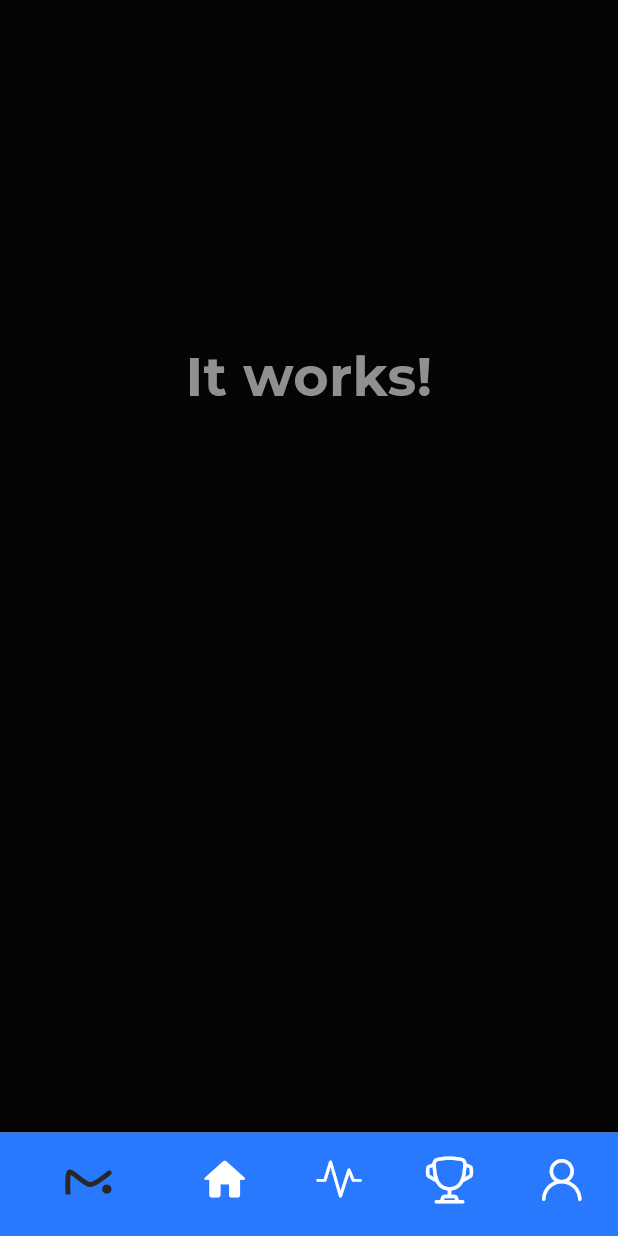
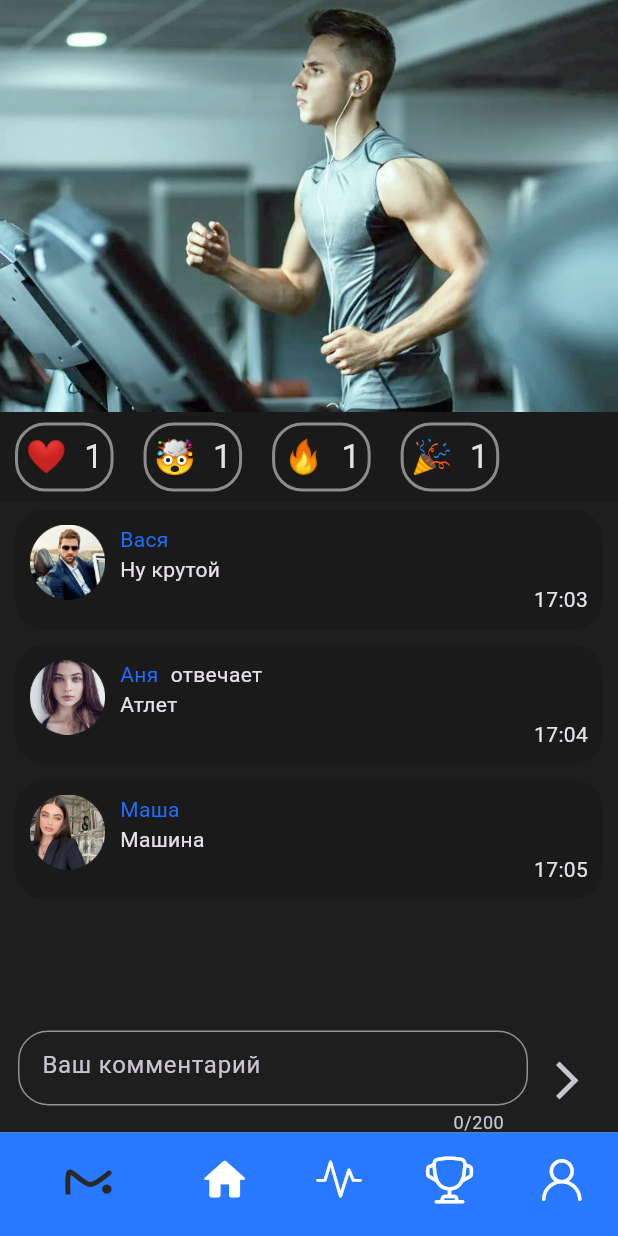
Before and after one commit to KlyuevaMaria/MyFitness, a Flutter app: the screen it shows after launch, on a phone screen of 412 x 824 dp. Run offline on Flutter 3.47's test engine with Material 3 defaults, Android fonts, the phone set to English and light mode, and no system bars.

Commit message:
update with combaining

```diff
--- a/lib/home.dart
+++ /dev/null
@@ -1,61 +0,0 @@
-import 'package:flutter/material.dart';
-import 'package:example/custom_icons.dart';
-
-class MyHomePage extends StatefulWidget {
-  const MyHomePage({super.key, required this.title});
-
-  final String title;
-
-  @override
-  State<MyHomePage> createState() => _MyHomePageState();
-}
-
-class _MyHomePageState extends State<MyHomePage> {
-  int _selectedIndex = 0;
-  PageController pageController = PageController();
-
-  void onTapped(int index) {
-    setState(() {
-      _selectedIndex = index;
-    });
-    pageController.jumpToPage(index);
-  }
-
-  @override
-  Widget build(BuildContext context) {
-    return Scaffold(
-      body: PageView(
-        controller: pageController,
-        children: [
-          Container(
-              padding: const EdgeInsets.only(top: 225),
-              color: const Color.fromRGBO(4, 4, 4, 1),
-              child: Text("It works!",
-                  textAlign: TextAlign.center, // выравнивание по центру
-                  style: Theme.of(context).textTheme.bodyMedium)),
-          Container(color: Colors.white),
-          Container(color: Colors.red),
-          Container(color: Colors.brown),
-          Container(color: Colors.pink),
-        ],
-      ),
-      bottomNavigationBar: BottomNavigationBar(
-        // backgroundColor:
-        //     Theme.of(context).bottomNavigationBarTheme.backgroundColor,
-        iconSize: 35,
-        items: const <BottomNavigationBarItem>[
-          BottomNavigationBarItem(icon: Icon(CustomIcons.cup), label: 'main'),
-          BottomNavigationBarItem(
-              icon: Icon(Icons.home_rounded), label: 'home'),
-          BottomNavigationBarItem(
-              icon: Icon(CustomIcons.pulse), label: 'pulse'),
-          BottomNavigationBarItem(icon: Icon(CustomIcons.logo), label: 'cup'),
-          BottomNavigationBarItem(
-              icon: Icon(CustomIcons.person), label: 'person'),
-        ],
-        currentIndex: _selectedIndex,
-        onTap: onTapped,
-      ),
-    );
-  }
-}
--- a/lib/main.dart
+++ b/lib/main.dart
@@ -1,8 +1,8 @@
 import 'package:flutter/material.dart';
 // import 'package:flutter_svg/flutter_svg.dart';
 // import 'package:example/custom_icons.dart';
-
-import 'home.dart';
+// import 'package:example/pages/comments.dart';
+import 'pages/home.dart';
 
 void main() {
   runApp(const MyApp());
@@ -25,10 +25,11 @@ class MyApp extends StatelessWidget {
           canvasColor: Colors.blueAccent[400],
           textTheme: const TextTheme(
               bodyMedium: TextStyle(
-                  fontSize: 36, // высота шрифта 26,
+                  fontSize: 36,
                   fontFamily: "Montserrat",
                   color: Color.fromRGBO(144, 144, 144, 1),
                   fontWeight: FontWeight.bold))),
+      color: const Color.fromRGBO(26, 26, 26, 1),
       home: const MyHomePage(title: 'Home Page'),
     );
   }
--- /dev/null
+++ b/lib/pages/comments_page.dart
@@ -0,0 +1,356 @@
+import 'package:flutter/material.dart';
+import 'package:example/pages/models/item_model.dart';
+import 'package:flutter/cupertino.dart';
+
+// void main() {
+//   runApp(const Comments());
+// }
+
+List<Item> items = [
+  Item(
+    id: 1,
+    name: "Вася",
+    userLogo: "assets/images/user_logo_3.png",
+    text: "Ну крутой",
+    time: "17:03",
+    value: true,
+  ),
+  Item(
+    id: 2,
+    name: "Аня",
+    userLogo: "assets/images/user_logo_1.png",
+    text: "Атлет",
+    time: "17:04",
+    value: false,
+  ),
+  Item(
+    id: 3,
+    name: "Маша",
+    userLogo: "assets/images/user_logo_2.png",
+    text: "Машина",
+    time: "17:05",
+    value: true,
+  ),
+];
+
+class Comments extends StatelessWidget {
+  const Comments({Key? key}) : super(key: key);
+
+  @override
+  Widget build(BuildContext context) {
+    return MaterialApp(
+      debugShowCheckedModeBanner: false,
+      title: 'Flutter Demo',
+      theme: ThemeData(brightness: Brightness.dark),
+      home: const CommentsPage(title: 'Flutter Demo Home Page'),
+    );
+  }
+}
+
+class CommentsPage extends StatefulWidget {
+  const CommentsPage({Key? key, required this.title}) : super(key: key);
+  final String title;
+
+  @override
+  _CommentsPageState createState() => _CommentsPageState();
+}
+
+class _CommentsPageState extends State<CommentsPage> {
+  TextEditingController textController = TextEditingController();
+
+  void deleteComment(Item item) {
+    setState(() {
+      items.remove(item);
+    });
+  }
+
+  int reactionCount = 0;
+
+  void _incrementCounter() {
+    setState(() {
+      reactionCount++;
+    });
+  }
+
+  Future<bool> _confirmDismiss(
+      DismissDirection direction, Item item, BuildContext context) async {
+    if (direction == DismissDirection.endToStart && item.id == 1) {
+      bool confirmed = await showCupertinoModalPopup<bool>(
+        context: context,
+        builder: (BuildContext context) {
+          return CupertinoActionSheet(
+            title: const Text(
+              'Удалить комментарий?',
+              style: TextStyle(fontSize: 22),
+            ),
+            actions: <Widget>[
+              CupertinoActionSheetAction(
+                onPressed: () {
+                  Navigator.of(context).pop(false);
+                },
+                child: const Text(
+                  'Отмена',
+                  style: TextStyle(color: Colors.white),
+                ),
+              ),
+              CupertinoActionSheetAction(
+                isDestructiveAction: true,
+                onPressed: () {
+                  Navigator.of(context).pop(true);
+                },
+                child: const Text('Удалить'),
+              ),
+            ],
+          );
+        },
+      ) as bool;
+      if (confirmed) {
+        deleteComment(item);
+      }
+      return confirmed;
+    } else {
+      return false;
+    }
+  }
+
+  @override
+  Widget build(BuildContext context) {
+    return Scaffold(
+      backgroundColor: const Color.fromRGBO(30, 30, 30, 1),
+      body: Center(
+        child: Column(
+          children: [
+            Image.asset('assets/images/comments_img.jpeg', width: 500),
+            SizedBox(
+              width: 500,
+              child: Container(
+                padding: const EdgeInsets.only(left: 10),
+                color: const Color.fromRGBO(26, 26, 26, 1),
+                height: 60,
+                child: const Row(
+                  children: [
+                    ReactionButton(text: '❤️  1'),
+                    ReactionButton(text: '🤯  1'),
+                    ReactionButton(text: '🔥  1'),
+                    ReactionButton(text: '🎉  1'),
+                  ],
+                ),
+              ),
+            ),
+            Expanded(
+              child: SizedBox(
+                width: 500,
+                child: ListView.builder(
+                    itemCount: items.length,
+                    itemBuilder: (context, index) {
+                      return Dismissible(
+                        direction:
+                            items[index].id == 1 || items[index].value == false
+                                ? DismissDirection.endToStart
+                                : DismissDirection.startToEnd,
+                        key: ValueKey<int>(items[index].id),
+                        background: Container(
+                          padding: const EdgeInsets.all(15),
+                          alignment: Alignment.centerLeft,
+                          color: const Color.fromRGBO(30, 111, 254, 1),
+                          height: 60,
+                          child: const Column(
+                            children: [
+                              Icon(
+                                Icons.reply,
+                                color: Colors.black,
+                                size: 40.0,
+                              ),
+                              Text(
+                                "Ответить",
+                                style: TextStyle(
+                                    color: Colors.black,
+                                    fontWeight: FontWeight.bold),
+                              ),
+                            ],
+                          ),
+                        ),
+                        confirmDismiss: (direction) =>
+                            _confirmDismiss(direction, items[index], context),
+                        child: Align(
+                          alignment: Alignment.centerRight,
+                          child: SizedBox(
+                            width: items[index].value ? 500 : 440,
+                            child: CommentItem(
+                              item: items[index],
+                              onDelete: () {
+                                deleteComment(items[index]);
+                              },
+                            ),
+                          ),
+                        ),
+                        secondaryBackground: items[index].name == 'Вася'
+                            ? Container(
+                                alignment: Alignment.centerRight,
+                                color: Colors.red,
+                                padding: const EdgeInsets.all(10),
+                                height: 60,
+                                child: const Column(
+                                  children: [
+                                    Icon(
+                                      Icons.delete_sweep,
+                                      color: Colors.black,
+                                      size: 40.0,
+                                    ),
+                                    Text(
+                                      "Удалить",
+                                      style: TextStyle(
+                                          color: Colors.black,
+                                          fontWeight: FontWeight.bold),
+                                    ),
+                                  ],
+                                ),
+                              )
+                            : null,
+                      );
+                    }),
+              ),
+            ),
+            Padding(
+              padding: const EdgeInsets.symmetric(horizontal: 10),
+              child: SizedBox(
+                height: 70,
+                width: 480,
+                child: Row(
+                  children: [
+                    Expanded(
+                      child: Padding(
+                        padding: const EdgeInsets.all(2.0),
+                        child: TextField(
+                          maxLength: 200,
+                          enableSuggestions: true,
+                          controller: textController,
+                          decoration: const InputDecoration(
+                            border: OutlineInputBorder(
+                              borderRadius:
+                                  BorderRadius.all(Radius.circular(20)),
+                            ),
+                            hintText: 'Ваш комментарий',
+                          ),
+                        ),
+                      ),
+                    ),
+                    IconButton(
+                      iconSize: 30,
+                      splashRadius: 25,
+                      onPressed: () {
+                        if (textController.text.isNotEmpty) {
+                          setState(() {
+                            items.add(
+                              Item(
+                                id: 1,
+                                name: "Вася",
+                                userLogo: "assets/images/user_logo_3.png",
+                                text: textController.text,
+                                time:
+                                    DateTime.now().toString().substring(11, 16),
+                                value: true,
+                              ),
+                            );
+                            textController.clear();
+                          });
+                        }
+                      },
+                      icon: const Icon(Icons.arrow_forward_ios),
+                    ),
+                  ],
+                ),
+              ),
+            ),
+          ],
+        ),
+      ),
+    );
+  }
+}
+
+class ReactionButton extends StatelessWidget {
+  final String text;
+
+  const ReactionButton({Key? key, required this.text}) : super(key: key);
+
+  @override
+  Widget build(BuildContext context) {
+    return Container(
+      decoration: BoxDecoration(
+        border:
+            Border.all(width: 2, color: const Color.fromRGBO(140, 140, 140, 1)),
+        borderRadius: BorderRadius.circular(20),
+      ),
+      padding: const EdgeInsets.all(5),
+      margin: const EdgeInsets.only(right: 20),
+      child: Text(text, style: const TextStyle(fontSize: 22)),
+    );
+  }
+}
+
+class CommentItem extends StatelessWidget {
+  final Item item;
+  final VoidCallback onDelete;
+
+  const CommentItem({Key? key, required this.item, required this.onDelete})
+      : super(key: key);
+
+  @override
+  Widget build(BuildContext context) {
+    return Container(
+      decoration: BoxDecoration(
+        borderRadius: BorderRadius.circular(20),
+        color: const Color.fromRGBO(26, 26, 26, 1),
+      ),
+      margin: const EdgeInsets.only(left: 10, right: 10, top: 5, bottom: 5),
+      padding: const EdgeInsets.all(10),
+      child: Row(
+        crossAxisAlignment: CrossAxisAlignment.start,
+        children: [
+          Image.asset(item.userLogo, width: 50, height: 50),
+          const SizedBox(width: 10),
+          Expanded(
+            child: Column(
+              mainAxisAlignment: MainAxisAlignment.spaceBetween,
+              crossAxisAlignment: CrossAxisAlignment.end,
+              children: [
+                Column(
+                  children: [
+                    Row(
+                      crossAxisAlignment: CrossAxisAlignment.start,
+                      children: [
+                        Padding(
+                          padding: const EdgeInsets.only(right: 8.0),
+                          child: Text(
+                            item.name,
+                            style: const TextStyle(
+                                color: Color.fromRGBO(30, 111, 254, 1)),
+                          ),
+                        ),
+                        if (item.value != true) const Text("отвечает"),
+                      ],
+                    ),
+                    Align(
+                      alignment: Alignment.centerLeft,
+                      child: Text(
+                        item.text,
+                        textAlign: TextAlign.left,
+                      ),
+                    ),
+                  ],
+                ),
+                Row(
+                  mainAxisAlignment: MainAxisAlignment.end,
+                  children: [
+                    Text(item.time),
+                  ],
+                ),
+              ],
+            ),
+          ),
+        ],
+      ),
+    );
+  }
+}
--- /dev/null
+++ b/lib/pages/home.dart
@@ -0,0 +1,60 @@
+import 'package:flutter/material.dart';
+import 'package:example/custom_icons.dart';
+import 'package:example/pages/comments_page.dart';
+import 'package:example/pages/bot_page.dart';
+import 'package:example/pages/home_page.dart';
+import 'package:example/pages/statistic_page.dart';
+import 'package:example/pages/achieve_page.dart';
+
+class MyHomePage extends StatefulWidget {
+  const MyHomePage({super.key, required this.title});
+
+  final String title;
+
+  @override
+  State<MyHomePage> createState() => _MyHomePageState();
+}
+
+class _MyHomePageState extends State<MyHomePage> {
+  int _selectedIndex = 0;
+  PageController pageController = PageController();
+
+  void onTapped(int index) {
+    setState(() {
+      _selectedIndex = index;
+    });
+    // pageController.jumpToPage(index);
+  }
+
+  final List<Widget> _pages = [
+    const Comments(),
+    const Home(),
+    const Statistic(),
+    const Achieve(),
+    const Bot(),
+  ];
+  @override
+  Widget build(BuildContext context) {
+    return Scaffold(
+      body: _pages[_selectedIndex],
+      bottomNavigationBar: BottomNavigationBar(
+        // backgroundColor:
+        //     Theme.of(context).bottomNavigationBarTheme.backgroundColor,
+        iconSize: 35,
+
+        items: const <BottomNavigationBarItem>[
+          BottomNavigationBarItem(icon: Icon(CustomIcons.cup), label: 'main'),
+          BottomNavigationBarItem(
+              icon: Icon(Icons.home_rounded), label: 'home'),
+          BottomNavigationBarItem(
+              icon: Icon(CustomIcons.pulse), label: 'pulse'),
+          BottomNavigationBarItem(icon: Icon(CustomIcons.logo), label: 'cup'),
+          BottomNavigationBarItem(
+              icon: Icon(CustomIcons.person), label: 'person'),
+        ],
+        currentIndex: _selectedIndex,
+        onTap: onTapped,
+      ),
+    );
+  }
+}
--- /dev/null
+++ b/lib/pages/models/item_model.dart
@@ -0,0 +1,15 @@
+class Item {
+  int id;
+  String name;
+  String userLogo;
+  String text;
+  String time;
+  bool value;
+  Item(
+      {required this.id,
+      required this.value,
+      required this.text,
+      required this.name,
+      required this.userLogo,
+      required this.time});
+}
--- a/pubspec.yaml
+++ b/pubspec.yaml
@@ -32,6 +32,8 @@ dependencies:
     sdk: flutter
   cupertino_icons: ^1.0.2
   flutter_svg: ^2.0.9
+  flutter_reaction_button: ^3.0.0+3
+
 
 dev_dependencies:
   flutter_test:
@@ -58,7 +60,7 @@ flutter:
   # To add assets to your application, add an assets section, like this:
   assets:
     - assets/svg/
-  #   - images/a_dot_ham.jpeg
+    - assets/images/
 
   # An image asset can refer to one or more resolution-specific "variants", see
   # https://flutter.dev/assets-and-images/#resolution-aware
```
Also changed, not shown: lib/pages/achieve_page.dart (added, +14 -0 lines), lib/pages/bot_page.dart (added, +172 -0 lines), lib/pages/home_page.dart (added, +14 -0 lines), lib/pages/statistic_page.dart (added, +14 -0 lines), assets/images/comments_img.jpeg (added), assets/images/logo_bot.png (added), assets/images/logo_user.png (added), assets/images/user_logo_1.png (added), assets/images/user_logo_2.png (added), assets/images/user_logo_3.png (added), pubspec.lock.
